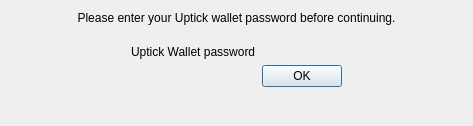
First picture: the form in dexbot/views/ui/unlock_wallet_window.ui, repository evraz-org/evraz-dexbot, before the edit.
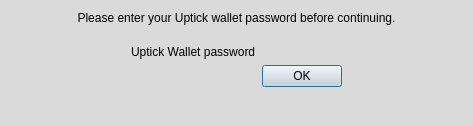
Second picture: the form after the edit.

Commit message: Gray color

What changed in the file:
```diff
--- a/dexbot/views/ui/unlock_wallet_window.ui
+++ b/dexbot/views/ui/unlock_wallet_window.ui
@@ -19,6 +19,9 @@
   <property name="windowTitle">
    <string>EVRAZ DEXbot - Unlock wallet</string>
   </property>
+  <property name="styleSheet">
+   <string notr="true">background-color:#dadada</string>
+  </property>
   <property name="modal">
    <bool>true</bool>
   </property>
```
The commit also changes 2 other files.
